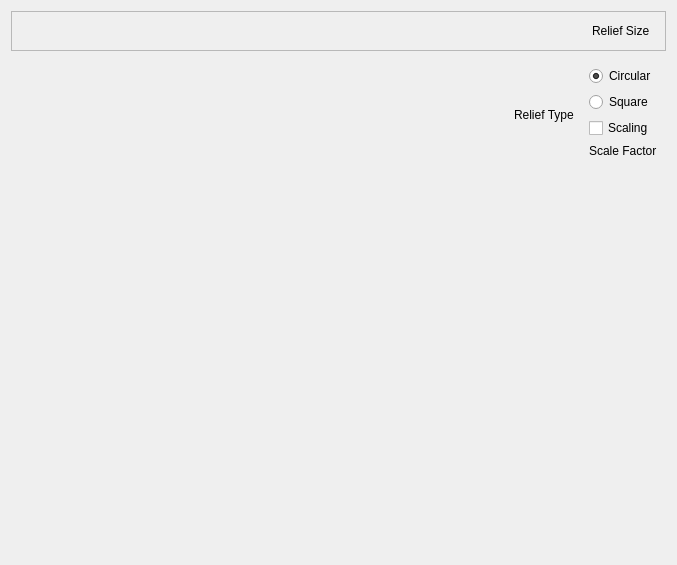
Before: the Qt Designer form Resources/panels/CornerReliefPanel.ui in shaise/FreeCAD_SheetMetal, drawn with Qt 5.
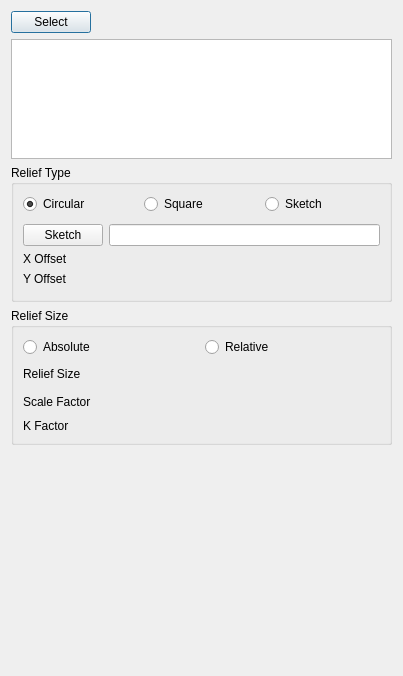
After: the same form once the commit is applied. Custom widgets are drawn as their Qt base class.

Commit message: Add task panel for corner relief

```diff
--- a/Resources/panels/CornerReliefPanel.ui
+++ b/Resources/panels/CornerReliefPanel.ui
@@ -6,8 +6,8 @@
    <rect>
     <x>0</x>
     <y>0</y>
-    <width>677</width>
-    <height>565</height>
+    <width>403</width>
+    <height>676</height>
    </rect>
   </property>
   <property name="windowTitle">
@@ -15,44 +15,25 @@
   </property>
   <layout class="QVBoxLayout" name="verticalLayout">
    <item>
-    <widget class="QFrame" name="frame">
-     <property name="frameShape">
-      <enum>QFrame::StyledPanel</enum>
+    <layout class="QHBoxLayout" name="horizontalLayout_2">
+     <property name="topMargin">
+      <number>0</number>
      </property>
-     <property name="frameShadow">
-      <enum>QFrame::Raised</enum>
-     </property>
-     <layout class="QGridLayout" name="gridLayout">
-      <item row="0" column="1">
-       <widget class="QLabel" name="label">
-        <property name="text">
-         <string>Relief Size</string>
-        </property>
-       </widget>
-      </item>
-      <item row="0" column="3">
-       <widget class="Gui::PrefUnitSpinBox" name="unitReliefSize"/>
-      </item>
-      <item row="0" column="0">
-       <spacer name="horizontalSpacer">
-        <property name="orientation">
-         <enum>Qt::Horizontal</enum>
-        </property>
-        <property name="sizeHint" stdset="0">
-         <size>
-          <width>40</width>
-          <height>20</height>
-         </size>
-        </property>
-       </spacer>
-      </item>
-     </layout>
-    </widget>
-   </item>
-   <item>
-    <layout class="QHBoxLayout" name="horizontalLayout">
      <item>
-      <spacer name="horizontalSpacer_2">
+      <widget class="QPushButton" name="AddRemove">
+       <property name="text">
+        <string>Select</string>
+       </property>
+       <property name="checkable">
+        <bool>true</bool>
+       </property>
+       <property name="checked">
+        <bool>false</bool>
+       </property>
+      </widget>
+     </item>
+     <item>
+      <spacer name="horizontalSpacer">
        <property name="orientation">
         <enum>Qt::Horizontal</enum>
        </property>
@@ -64,18 +45,53 @@
        </property>
       </spacer>
      </item>
-     <item>
-      <widget class="QLabel" name="label_2">
-       <property name="text">
-        <string>Relief Type</string>
-       </property>
-      </widget>
-     </item>
-     <item>
-      <widget class="QFrame" name="frame">
-       <layout class="QVBoxLayout" name="verticalLayout_2">
+    </layout>
+   </item>
+   <item>
+    <widget class="QTreeWidget" name="tree">
+     <property name="sizePolicy">
+      <sizepolicy hsizetype="Expanding" vsizetype="Preferred">
+       <horstretch>0</horstretch>
+       <verstretch>0</verstretch>
+      </sizepolicy>
+     </property>
+     <property name="maximumSize">
+      <size>
+       <width>16777215</width>
+       <height>120</height>
+      </size>
+     </property>
+     <property name="headerHidden">
+      <bool>true</bool>
+     </property>
+     <column>
+      <property name="text">
+       <string>Name</string>
+      </property>
+     </column>
+     <column>
+      <property name="text">
+       <string>SubElement</string>
+      </property>
+     </column>
+    </widget>
+   </item>
+   <item>
+    <widget class="QGroupBox" name="groupBox">
+     <property name="sizePolicy">
+      <sizepolicy hsizetype="Preferred" vsizetype="Preferred">
+       <horstretch>0</horstretch>
+       <verstretch>0</verstretch>
+      </sizepolicy>
+     </property>
+     <property name="title">
+      <string>Relief Type</string>
+     </property>
+     <layout class="QVBoxLayout" name="verticalLayout_2">
+      <item>
+       <layout class="QHBoxLayout" name="horizontalLayout_3">
         <item>
-         <widget class="QRadioButton" name="radioButton">
+         <widget class="QRadioButton" name="radioCircular">
           <property name="text">
            <string>Circular</string>
           </property>
@@ -85,36 +101,266 @@
          </widget>
         </item>
         <item>
-         <widget class="QRadioButton" name="radioButton_2">
+         <widget class="QRadioButton" name="radioSquare">
           <property name="text">
            <string>Square</string>
           </property>
          </widget>
         </item>
         <item>
-         <widget class="QCheckBox" name="checkBox">
+         <widget class="QRadioButton" name="radioSketch">
           <property name="text">
-           <string>Scaling</string>
+           <string>Sketch</string>
           </property>
          </widget>
         </item>
+       </layout>
+      </item>
+      <item>
+       <widget class="QWidget" name="groupSketch" native="true">
+        <property name="sizePolicy">
+         <sizepolicy hsizetype="Preferred" vsizetype="Preferred">
+          <horstretch>0</horstretch>
+          <verstretch>0</verstretch>
+         </sizepolicy>
+        </property>
+        <layout class="QGridLayout" name="gridLayout">
+         <property name="leftMargin">
+          <number>0</number>
+         </property>
+         <property name="topMargin">
+          <number>4</number>
+         </property>
+         <property name="rightMargin">
+          <number>0</number>
+         </property>
+         <property name="bottomMargin">
+          <number>4</number>
+         </property>
+         <item row="0" column="0">
+          <widget class="QPushButton" name="pushSketch">
+           <property name="text">
+            <string>Sketch</string>
+           </property>
+           <property name="checkable">
+            <bool>true</bool>
+           </property>
+          </widget>
+         </item>
+         <item row="0" column="1">
+          <widget class="QLineEdit" name="txtSketch"/>
+         </item>
+         <item row="1" column="0">
+          <widget class="QLabel" name="label_4">
+           <property name="sizePolicy">
+            <sizepolicy hsizetype="Preferred" vsizetype="Maximum">
+             <horstretch>0</horstretch>
+             <verstretch>0</verstretch>
+            </sizepolicy>
+           </property>
+           <property name="text">
+            <string>X Offset</string>
+           </property>
+          </widget>
+         </item>
+         <item row="1" column="1">
+          <widget class="Gui::PrefUnitSpinBox" name="unitXOffset" native="true">
+           <property name="sizePolicy">
+            <sizepolicy hsizetype="Preferred" vsizetype="Preferred">
+             <horstretch>0</horstretch>
+             <verstretch>0</verstretch>
+            </sizepolicy>
+           </property>
+          </widget>
+         </item>
+         <item row="2" column="0">
+          <widget class="QLabel" name="label_5">
+           <property name="sizePolicy">
+            <sizepolicy hsizetype="Preferred" vsizetype="Maximum">
+             <horstretch>0</horstretch>
+             <verstretch>0</verstretch>
+            </sizepolicy>
+           </property>
+           <property name="text">
+            <string>Y Offset</string>
+           </property>
+          </widget>
+         </item>
+         <item row="2" column="1">
+          <widget class="Gui::PrefUnitSpinBox" name="unitYOffset" native="true">
+           <property name="sizePolicy">
+            <sizepolicy hsizetype="Preferred" vsizetype="Preferred">
+             <horstretch>0</horstretch>
+             <verstretch>0</verstretch>
+            </sizepolicy>
+           </property>
+          </widget>
+         </item>
+        </layout>
+       </widget>
+      </item>
+     </layout>
+    </widget>
+   </item>
+   <item>
+    <widget class="QGroupBox" name="groupBox_2">
+     <property name="sizePolicy">
+      <sizepolicy hsizetype="Preferred" vsizetype="Preferred">
+       <horstretch>0</horstretch>
+       <verstretch>0</verstretch>
+      </sizepolicy>
+     </property>
+     <property name="title">
+      <string>Relief Size</string>
+     </property>
+     <layout class="QVBoxLayout" name="verticalLayout_3">
+      <item>
+       <layout class="QHBoxLayout" name="horizontalLayout_4">
         <item>
-         <widget class="QLabel" name="label_3">
+         <widget class="QRadioButton" name="radioAbsolute">
           <property name="text">
-           <string>Scale Factor</string>
+           <string>Absolute</string>
           </property>
          </widget>
         </item>
         <item>
-         <widget class="Gui::PrefUnitSpinBox" name="unitSpinBox"/>
+         <widget class="QRadioButton" name="radioRelative">
+          <property name="text">
+           <string>Relative</string>
+          </property>
+          <attribute name="buttonGroup">
+           <string notr="true">groupReliefSize</string>
+          </attribute>
+         </widget>
         </item>
        </layout>
-      </widget>
-     </item>
-    </layout>
+      </item>
+      <item>
+       <widget class="QWidget" name="frameReliefSize" native="true">
+        <property name="sizePolicy">
+         <sizepolicy hsizetype="Preferred" vsizetype="Minimum">
+          <horstretch>0</horstretch>
+          <verstretch>0</verstretch>
+         </sizepolicy>
+        </property>
+        <layout class="QHBoxLayout" name="horizontalLayout_5">
+         <property name="leftMargin">
+          <number>0</number>
+         </property>
+         <property name="topMargin">
+          <number>4</number>
+         </property>
+         <property name="rightMargin">
+          <number>0</number>
+         </property>
+         <property name="bottomMargin">
+          <number>4</number>
+         </property>
+         <item>
+          <widget class="QLabel" name="label">
+           <property name="sizePolicy">
+            <sizepolicy hsizetype="Preferred" vsizetype="Maximum">
+             <horstretch>0</horstretch>
+             <verstretch>0</verstretch>
+            </sizepolicy>
+           </property>
+           <property name="text">
+            <string>Relief Size</string>
+           </property>
+          </widget>
+         </item>
+         <item>
+          <widget class="Gui::PrefUnitSpinBox" name="unitReliefSize" native="true">
+           <property name="sizePolicy">
+            <sizepolicy hsizetype="Preferred" vsizetype="Preferred">
+             <horstretch>0</horstretch>
+             <verstretch>0</verstretch>
+            </sizepolicy>
+           </property>
+          </widget>
+         </item>
+        </layout>
+       </widget>
+      </item>
+      <item>
+       <widget class="QWidget" name="frameScaleFactor" native="true">
+        <property name="sizePolicy">
+         <sizepolicy hsizetype="Preferred" vsizetype="Minimum">
+          <horstretch>0</horstretch>
+          <verstretch>0</verstretch>
+         </sizepolicy>
+        </property>
+        <layout class="QHBoxLayout" name="horizontalLayout_7">
+         <property name="leftMargin">
+          <number>0</number>
+         </property>
+         <property name="topMargin">
+          <number>4</number>
+         </property>
+         <property name="rightMargin">
+          <number>0</number>
+         </property>
+         <property name="bottomMargin">
+          <number>4</number>
+         </property>
+         <item>
+          <widget class="QLabel" name="label_3">
+           <property name="text">
+            <string>Scale Factor</string>
+           </property>
+          </widget>
+         </item>
+         <item>
+          <widget class="Gui::DoubleSpinBox" name="floatScaleFactor" native="true">
+           <property name="sizePolicy">
+            <sizepolicy hsizetype="Preferred" vsizetype="Preferred">
+             <horstretch>0</horstretch>
+             <verstretch>0</verstretch>
+            </sizepolicy>
+           </property>
+          </widget>
+         </item>
+        </layout>
+       </widget>
+      </item>
+      <item>
+       <layout class="QHBoxLayout" name="horizontalLayout">
+        <item>
+         <widget class="QLabel" name="label_2">
+          <property name="text">
+           <string>K Factor</string>
+          </property>
+         </widget>
+        </item>
+        <item>
+         <widget class="Gui::DoubleSpinBox" name="floatKFactor" native="true">
+          <property name="sizePolicy">
+           <sizepolicy hsizetype="Preferred" vsizetype="Preferred">
+            <horstretch>0</horstretch>
+            <verstretch>0</verstretch>
+           </sizepolicy>
+          </property>
+          <property name="maximum" stdset="0">
+           <double>1.000000000000000</double>
+          </property>
+          <property name="singleStep" stdset="0">
+           <double>0.010000000000000</double>
+          </property>
+         </widget>
+        </item>
+       </layout>
+      </item>
+     </layout>
+    </widget>
    </item>
    <item>
     <widget class="QFrame" name="frame">
+     <property name="sizePolicy">
+      <sizepolicy hsizetype="Preferred" vsizetype="Preferred">
+       <horstretch>0</horstretch>
+       <verstretch>0</verstretch>
+      </sizepolicy>
+     </property>
      <layout class="QGridLayout" name="gridLayout_2">
       <item row="0" column="0">
        <spacer name="verticalSpacer">
@@ -145,6 +391,11 @@
    <extends>Gui::QuantitySpinBox</extends>
    <header>Gui/PrefWidgets.h</header>
   </customwidget>
+  <customwidget>
+   <class>Gui::DoubleSpinBox</class>
+   <extends>QWidget</extends>
+   <header>gui::doublespinbox.h</header>
+  </customwidget>
  </customwidgets>
  <resources/>
  <connections/>
```
Left out of the diff: 16 changed lines with no effect on the pictures. The commit also changes 4 other files.
